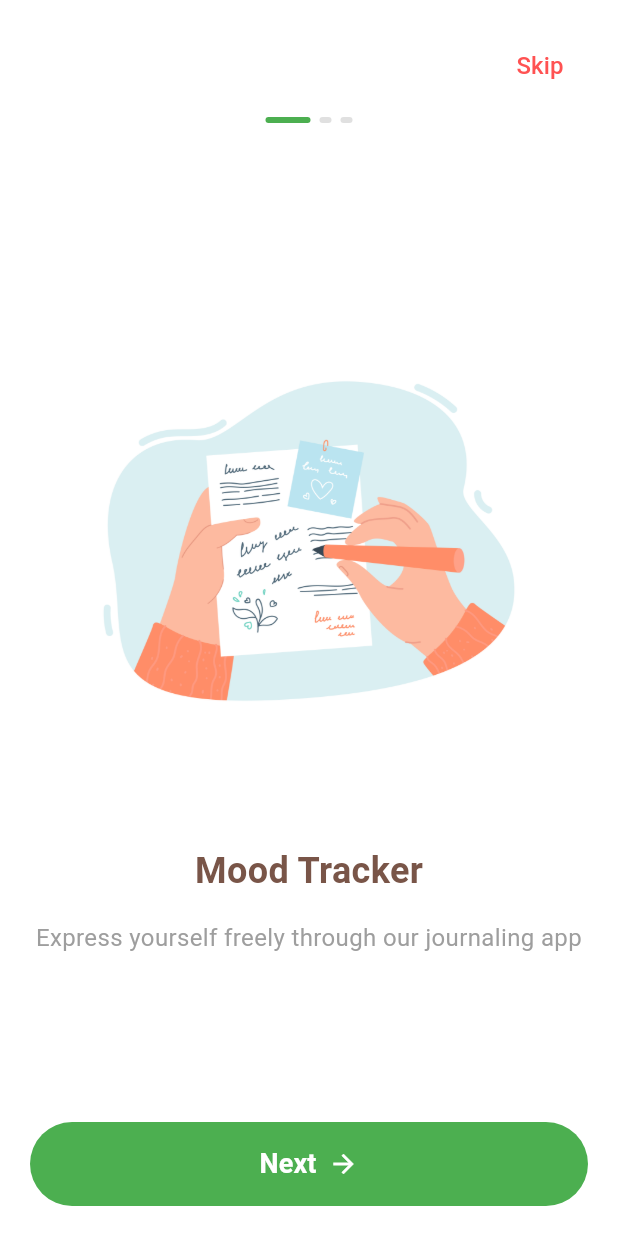
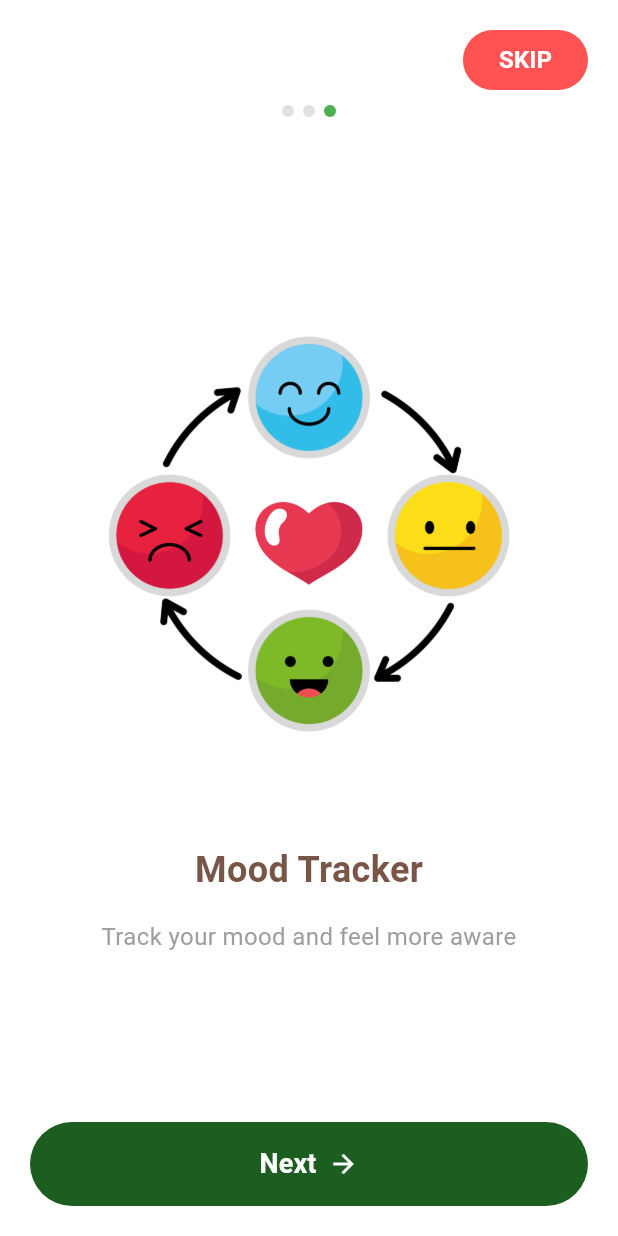
Before and after one commit to Aagya22/MentallWellness, a Flutter app: the Onboarding3rdScreen screen opened by its route, on a phone screen of 412 x 824 dp. Run offline on Flutter 3.47's test engine with Material 3 defaults, Android fonts, the phone set to English and light mode, and no system bars.

Commit message:
Working on buttons

```diff
--- a/lib/app.dart
+++ b/lib/app.dart
@@ -14,7 +14,7 @@
   @override
   Widget build(BuildContext context) {
     return MaterialApp(
-      initialRoute: '/OnboardingfirstScreen',
+      initialRoute: '/SplashScreen',
       routes:{
         '/SplashScreen': (context) => const SplashScreen(),
         '/OnboardingfirstScreen': (context) => const OnboardingfirstScreen(),
--- a/lib/screens/onboarding3rd_screen.dart
+++ b/lib/screens/onboarding3rd_screen.dart
@@ -1,12 +1,14 @@
 import 'package:flutter/material.dart';
-import 'package:mentalwellness/screens/Register_screen.dart';
+import 'package:mentalwellness/screens/Landing_screen.dart';
+
 
 class Onboarding3rdScreen extends StatelessWidget {
   const Onboarding3rdScreen({super.key});
 
   @override
   Widget build(BuildContext context) {
-    return Scaffold(backgroundColor: Colors.white,
+    return Scaffold(
+      backgroundColor: Colors.white,
       body: SafeArea(
         child: Padding(
           padding: const EdgeInsets.all(20.0),
@@ -14,67 +16,76 @@
             children: [
               Align(
                 alignment: Alignment.topRight,
-                child: TextButton(
+                child: SizedBox(
+                  height: 40,
+                  child: ElevatedButton(
                     onPressed: () {
                       Navigator.pushReplacement(
                         context,
-                      MaterialPageRoute(builder: (context) => RegisterScreen()),
+                        MaterialPageRoute(builder: (context) => LandingScreen()),
                       );
                     },
+                    style: ElevatedButton.styleFrom(
+                      backgroundColor: Colors.redAccent,
+                      shape: RoundedRectangleBorder(
+                        borderRadius: BorderRadius.circular(30),
+                      ),
+                      elevation: 0,
+                    ),
                     child: const Text(
-                    'Skip',
-                    style: TextStyle(color: Colors.redAccent, fontSize: 16),
+                      'SKIP',
+                      style: TextStyle(
+                        fontSize: 16,
+                        fontWeight: FontWeight.w600,
+                        color: Colors.white,
                       ),
                     ),
                   ),
-
+                ),
+              ),
               const SizedBox(height: 10),
-
               Row(
                 mainAxisAlignment: MainAxisAlignment.center,
                 children: [
                   Container(
-                    width: 30,
-                    height: 4,
+                    width: 8,
+                    height: 8,
                     decoration: BoxDecoration(
-                      color: Colors.green,
-                      borderRadius: BorderRadius.circular(2),
+                      color: Colors.grey.shade300,
+                      shape: BoxShape.circle,
                     ),
                   ),
                   const SizedBox(width: 6),
                   Container(
                     width: 8,
-                    height: 4,
+                    height: 8,
                     decoration: BoxDecoration(
                       color: Colors.grey.shade300,
-                      borderRadius: BorderRadius.circular(2),
+                      shape: BoxShape.circle,
                     ),
                   ),
                   const SizedBox(width: 6),
                   Container(
                     width: 8,
-                    height: 4,
+                    height: 8,
                     decoration: BoxDecoration(
-                      color: Colors.grey.shade300,
-                      borderRadius: BorderRadius.circular(2),
+                      color: Colors.green,
+                      shape: BoxShape.circle,
                     ),
                   ),
                 ],
               ),
-
               const Spacer(),
-
               Expanded(
                 flex: 3,
                 child: Center(
-            child: Image.asset( "assets/images/journal.jpg",
+                  child: Image.asset(
+                    "assets/images/mood.jpg",
                     fit: BoxFit.contain,
                   ),
                 ),
               ),
-
               const SizedBox(height: 40),
-
               const Text(
                 'Mood Tracker',
                 style: TextStyle(
@@ -83,31 +94,27 @@
                   color: Colors.brown,
                 ),
               ),
-
               const SizedBox(height: 16),
-
               const Text(
-                'Express yourself freely through our journaling app',
+                'Track your mood and feel more aware',
                 textAlign: TextAlign.center,
                 style: TextStyle(fontSize: 16, color: Colors.grey, height: 1.5),
               ),
-
               const Spacer(),
-
               SizedBox(
                 width: double.infinity,
                 height: 56,
                 child: ElevatedButton(
-                  onPressed: () {Navigator.pushNamed(context, '/RegisterScreen');},
-
+                  onPressed: () {
+                    Navigator.pushNamed(context, '/LandingScreen');
+                  },
                   style: ElevatedButton.styleFrom(
-                    backgroundColor: Colors.green,
+                    backgroundColor: Colors.green.shade900,
                     shape: RoundedRectangleBorder(
                       borderRadius: BorderRadius.circular(30),
                     ),
                     elevation: 0,
                   ),
-
                   child: const Row(
                     mainAxisAlignment: MainAxisAlignment.center,
                     children: [
@@ -117,9 +124,7 @@
                           fontSize: 18,
                           fontWeight: FontWeight.w600,
                           color: Colors.white,
-
                         ),
-
                       ),
                       SizedBox(width: 8),
                       Icon(Icons.arrow_forward, color: Colors.white, size: 20),
```
Also changed, not shown: lib/screens/onboarding2nd_screen.dart (+38 -33 lines), lib/screens/onboardingfirst_screen.dart (+35 -20 lines), assets/images/mood.jpg (added). Lines whose indentation alone changed are shown as unchanged.
